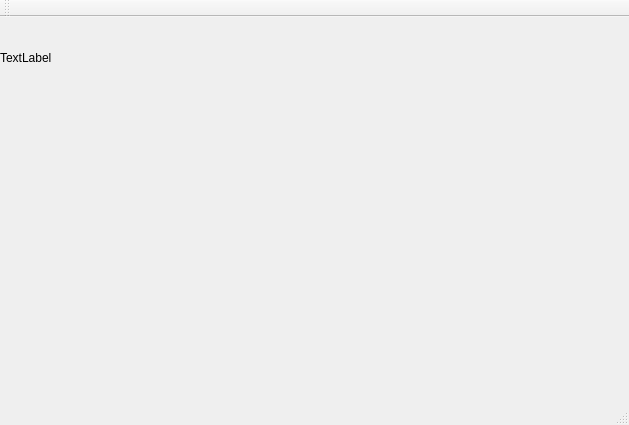
Old version of the form mainwindow.ui in the repository MNascimentoS/ContPlus.
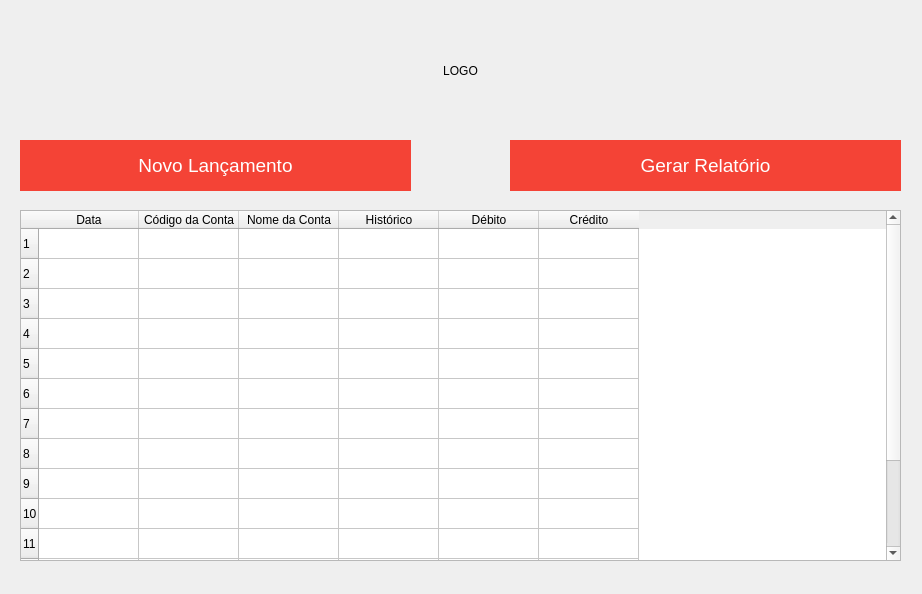
New version of the form.

Commit message: Primeira versão da tela principal

```diff
--- a/mainwindow.ui
+++ b/mainwindow.ui
@@ -6,8 +6,8 @@
    <rect>
     <x>0</x>
     <y>0</y>
-    <width>629</width>
-    <height>425</height>
+    <width>922</width>
+    <height>594</height>
    </rect>
   </property>
   <property name="windowTitle">
@@ -18,35 +18,175 @@
     <property name="geometry">
      <rect>
       <x>0</x>
-      <y>0</y>
-      <width>631</width>
-      <height>81</height>
+      <y>10</y>
+      <width>921</width>
+      <height>121</height>
      </rect>
     </property>
     <property name="text">
-     <string>TextLabel</string>
+     <string>LOGO</string>
     </property>
+    <property name="alignment">
+     <set>Qt::AlignCenter</set>
+    </property>
    </widget>
+   <widget class="QTableWidget" name="tableWidget">
+    <property name="enabled">
+     <bool>true</bool>
+    </property>
+    <property name="geometry">
+     <rect>
+      <x>20</x>
+      <y>210</y>
+      <width>881</width>
+      <height>351</height>
+     </rect>
+    </property>
+    <row>
+     <property name="text">
+      <string>1</string>
+     </property>
+    </row>
+    <row>
+     <property name="text">
+      <string>2</string>
+     </property>
+    </row>
+    <row>
+     <property name="text">
+      <string>3</string>
+     </property>
+    </row>
+    <row>
+     <property name="text">
+      <string>4</string>
+     </property>
+    </row>
+    <row>
+     <property name="text">
+      <string>5</string>
+     </property>
+    </row>
+    <row>
+     <property name="text">
+      <string>6</string>
+     </property>
+    </row>
+    <row>
+     <property name="text">
+      <string>7</string>
+     </property>
+    </row>
+    <row>
+     <property name="text">
+      <string>8</string>
+     </property>
+    </row>
+    <row>
+     <property name="text">
+      <string>9</string>
+     </property>
+    </row>
+    <row>
+     <property name="text">
+      <string>10</string>
+     </property>
+    </row>
+    <row>
+     <property name="text">
+      <string>11</string>
+     </property>
+    </row>
+    <row>
+     <property name="text">
+      <string>12</string>
+     </property>
+    </row>
+    <row>
+     <property name="text">
+      <string>13</string>
+     </property>
+    </row>
+    <row>
+     <property name="text">
+      <string>14</string>
+     </property>
+    </row>
+    <row>
+     <property name="text">
+      <string>16</string>
+     </property>
+    </row>
+    <column>
+     <property name="text">
+      <string>Data</string>
+     </property>
+    </column>
+    <column>
+     <property name="text">
+      <string>Código da Conta</string>
+     </property>
+    </column>
+    <column>
+     <property name="text">
+      <string>Nome da Conta</string>
+     </property>
+    </column>
+    <column>
+     <property name="text">
+      <string>Histórico</string>
+     </property>
+    </column>
+    <column>
+     <property name="text">
+      <string>Débito</string>
+     </property>
+    </column>
+    <column>
+     <property name="text">
+      <string>Crédito</string>
+     </property>
+    </column>
+   </widget>
+   <widget class="QPushButton" name="btn_lancamento">
+    <property name="geometry">
+     <rect>
+      <x>20</x>
+      <y>140</y>
+      <width>391</width>
+      <height>51</height>
+     </rect>
+    </property>
+    <property name="styleSheet">
+     <string notr="true">background-color: #F44336;
+font: 14pt;Arial; bold;
+color: white;
+border: none;</string>
+    </property>
+    <property name="text">
+     <string>Novo Lançamento</string>
+    </property>
+   </widget>
+   <widget class="QPushButton" name="btn_relatorio">
+    <property name="geometry">
+     <rect>
+      <x>510</x>
+      <y>140</y>
+      <width>391</width>
+      <height>51</height>
+     </rect>
+    </property>
+    <property name="styleSheet">
+     <string notr="true">background-color: #F44336;
+font: 14pt;Arial; bold;
+color: white;
+border: none;</string>
+    </property>
+    <property name="text">
+     <string>Gerar Relatório</string>
+    </property>
+   </widget>
   </widget>
-  <widget class="QMenuBar" name="menuBar">
-   <property name="geometry">
-    <rect>
-     <x>0</x>
-     <y>0</y>
-     <width>629</width>
-     <height>21</height>
-    </rect>
-   </property>
-  </widget>
-  <widget class="QToolBar" name="mainToolBar">
-   <attribute name="toolBarArea">
-    <enum>TopToolBarArea</enum>
-   </attribute>
-   <attribute name="toolBarBreak">
-    <bool>false</bool>
-   </attribute>
-  </widget>
-  <widget class="QStatusBar" name="statusBar"/>
  </widget>
  <layoutdefault spacing="6" margin="11"/>
  <resources/>
```
Left out of the diff: 2 changed lines with no effect on the pictures. The commit also changes 2 other files.
